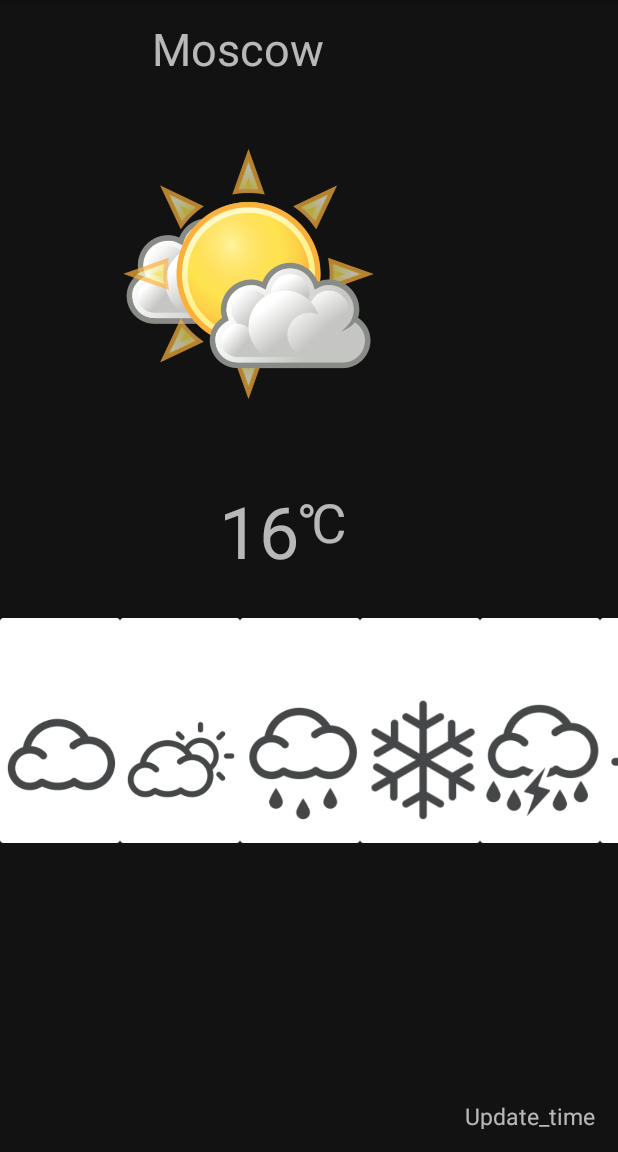
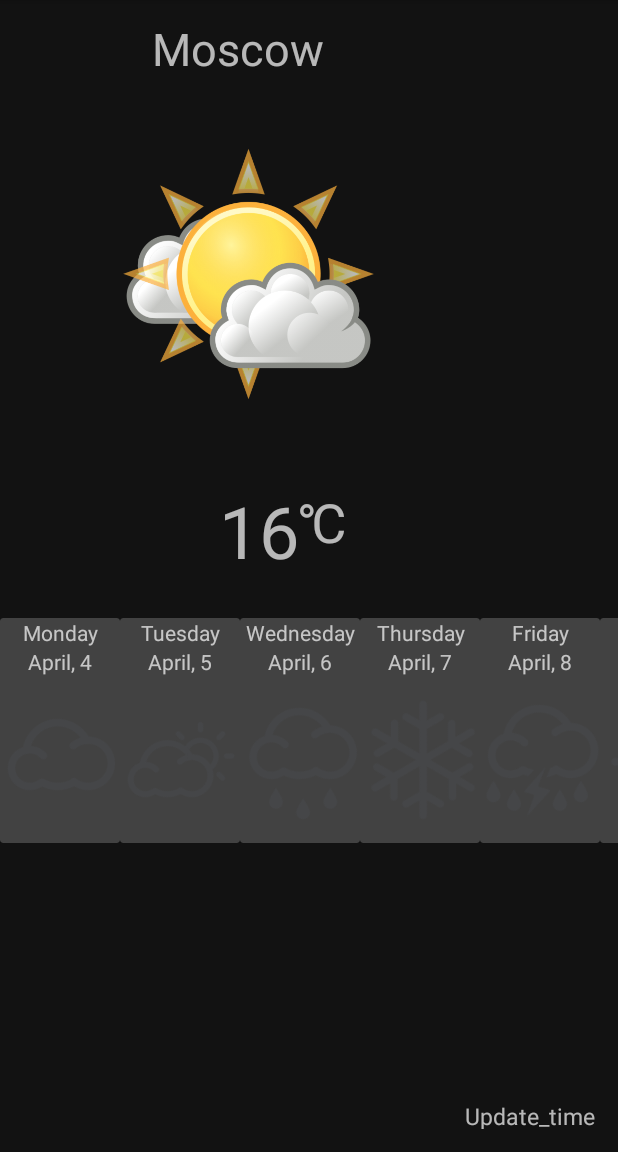
Before and after one commit to Volkoks/WeatherByVolkoks, an Android app: the screen it shows after launch (MainActivity), on a phone screen of 412 x 824 dp, the part 84-1236 px from its top. Run offline under Robolectric (Android 15) with nearby library versions, the phone set to English and light mode, and no system bars.

Commit message:
Удалил "жескую" привязку фона на Item.xml

```diff
--- a/app/src/main/res/layout/item.xml
+++ b/app/src/main/res/layout/item.xml
@@ -4,8 +4,7 @@
     xmlns:tools="http://schemas.android.com/tools"
     android:layout_width="80dp"
     android:layout_height="150dp"
-    android:textSize="@dimen/sizeItemList"
-    app:cardBackgroundColor="#FFFFFF">
+    android:textSize="@dimen/sizeItemList">
 
     <LinearLayout
         android:layout_width="match_parent"
```
